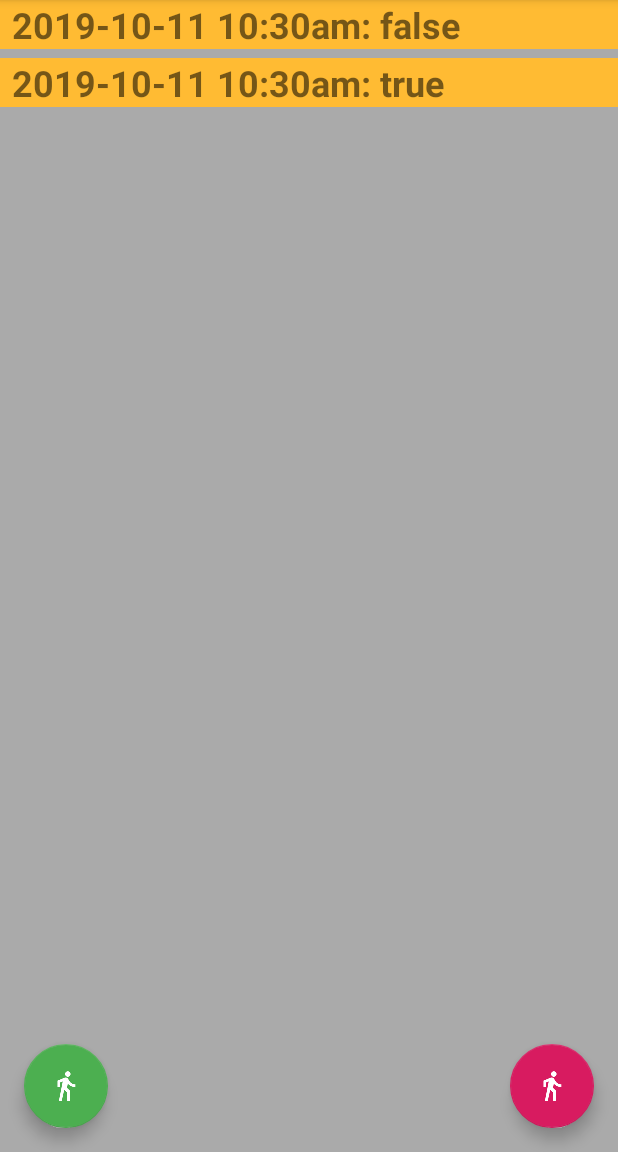
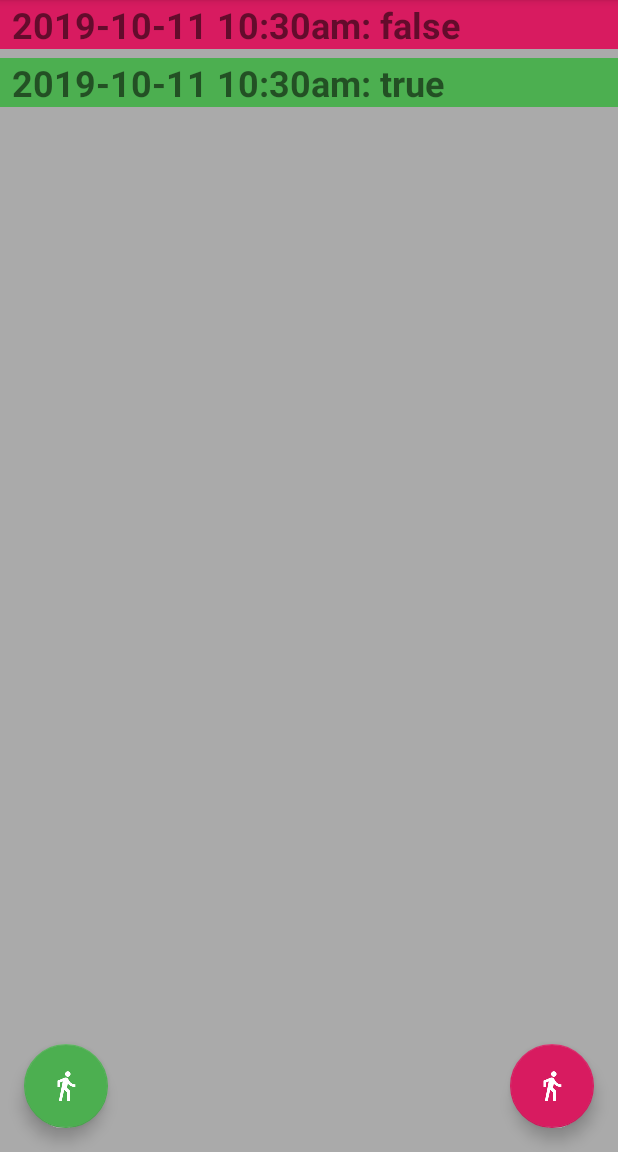
Before and after one commit to fdm1/PostureReminder, an Android app: the screen it shows after launch (MainActivity), after a tap on an icon or button, on a phone screen of 412 x 824 dp, the part 84-1236 px from its top. Run offline under Robolectric (Android 15) with nearby library versions, the phone set to English and light mode, and no system bars; our stand-ins replace Room's generated code, data binding; 1 other tap on this screen came first.

Commit message:
Now with 100% more color

```diff
--- a/app/src/main/java/com/frankmassi/posturereminder/PostureEventAdapter.kt
+++ b/app/src/main/java/com/frankmassi/posturereminder/PostureEventAdapter.kt
@@ -27,6 +27,12 @@ class PostureEventAdapter internal constructor(
     override fun onBindViewHolder(holder: WordViewHolder, position: Int) {
         val current = events[position]
         holder.wordItemView.text = "${current.displayCreatedAt()}: ${current.wasGood}"
+        val color = if (current.wasGood) {
+            inflater.context.getColor(R.color.goodPosture)
+        } else {
+            inflater.context.getColor(R.color.badPosture)
+        }
+        holder.wordItemView.setBackgroundColor(color)
     }
 
     internal fun setEvents(events: List<PostureEvent>) {
--- a/app/src/main/res/layout/activity_main.xml
+++ b/app/src/main/res/layout/activity_main.xml
@@ -47,7 +47,7 @@ limitations under the License.
         android:layout_gravity="bottom|start"
         android:layout_margin="@dimen/fab_margin"
         android:src="@drawable/ic_stat_name"
-        app:backgroundTint="#4CAF50" />
+        app:backgroundTint="@color/goodPosture" />
 
     <com.google.android.material.floatingactionbutton.FloatingActionButton
         android:id="@+id/bad_posture_fab"
@@ -55,7 +55,9 @@ limitations under the License.
         android:layout_height="wrap_content"
         android:layout_gravity="bottom|end"
         android:layout_margin="@dimen/fab_margin"
-        android:src="@drawable/ic_stat_name" />
+        android:src="@drawable/ic_stat_name"
+        app:backgroundTint="@color/badPosture"
+        />
 
 </androidx.coordinatorlayout.widget.CoordinatorLayout>
 </layout>
--- a/app/src/main/res/values/colors.xml
+++ b/app/src/main/res/values/colors.xml
@@ -3,4 +3,6 @@
     <color name="colorPrimary">#008577</color>
     <color name="colorPrimaryDark">#00574B</color>
     <color name="colorAccent">#D81B60</color>
+    <color name="goodPosture">#4CAF50</color>
+    <color name="badPosture">#D81B60</color>
 </resources>
```
